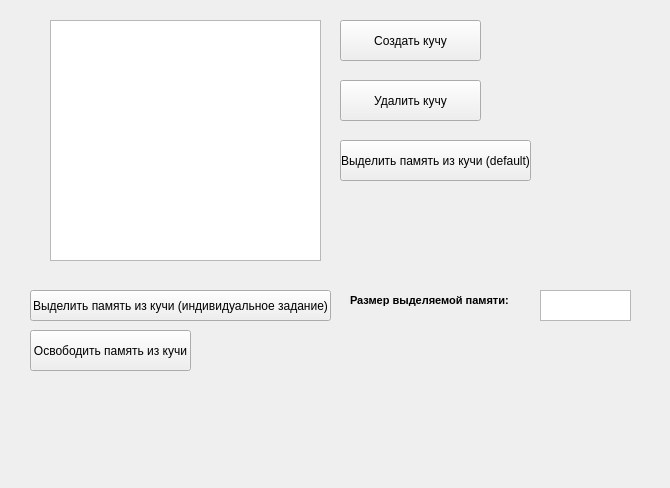
Qt form OSandDB/Lab_2/mainwindow.ui (ArtyomRusak/university) before a commit.
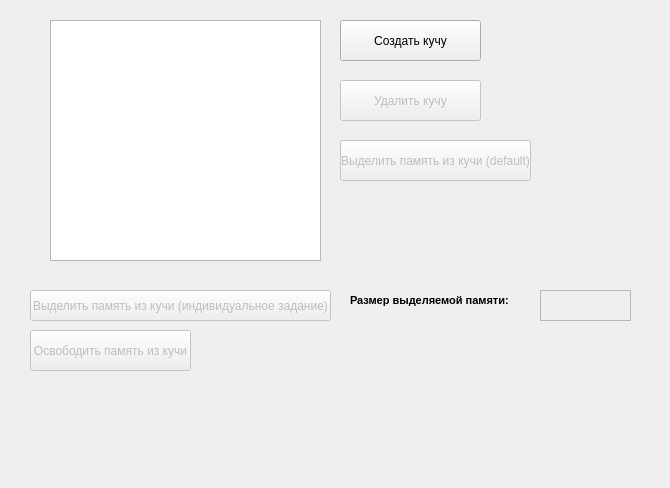
The same form after that commit.

Commit message: [Update]: Adding implementation to all buttons. TODO:// HeapWalk function must mirror information. [ArtyomRusak]

```diff
--- a/OSandDB/Lab_2/mainwindow.ui
+++ b/OSandDB/Lab_2/mainwindow.ui
@@ -38,6 +38,9 @@
     </property>
    </widget>
    <widget class="QPushButton" name="_deleteHeap">
+    <property name="enabled">
+     <bool>false</bool>
+    </property>
     <property name="geometry">
      <rect>
       <x>340</x>
@@ -51,6 +54,9 @@
     </property>
    </widget>
    <widget class="QPushButton" name="_taskDefault">
+    <property name="enabled">
+     <bool>false</bool>
+    </property>
     <property name="geometry">
      <rect>
       <x>340</x>
@@ -64,6 +70,9 @@
     </property>
    </widget>
    <widget class="QPushButton" name="_clearMemory">
+    <property name="enabled">
+     <bool>false</bool>
+    </property>
     <property name="geometry">
      <rect>
       <x>30</x>
@@ -78,7 +87,7 @@
    </widget>
    <widget class="QPushButton" name="_allocMemory">
     <property name="enabled">
-     <bool>true</bool>
+     <bool>false</bool>
     </property>
     <property name="geometry">
      <rect>
@@ -113,6 +122,9 @@
     </property>
    </widget>
    <widget class="QTextEdit" name="_sizeEdit">
+    <property name="enabled">
+     <bool>false</bool>
+    </property>
     <property name="geometry">
      <rect>
       <x>540</x>
@@ -121,6 +133,9 @@
       <height>31</height>
      </rect>
     </property>
+    <property name="readOnly">
+     <bool>false</bool>
+    </property>
    </widget>
   </widget>
  </widget>
```
The commit also changes 4 other files.
